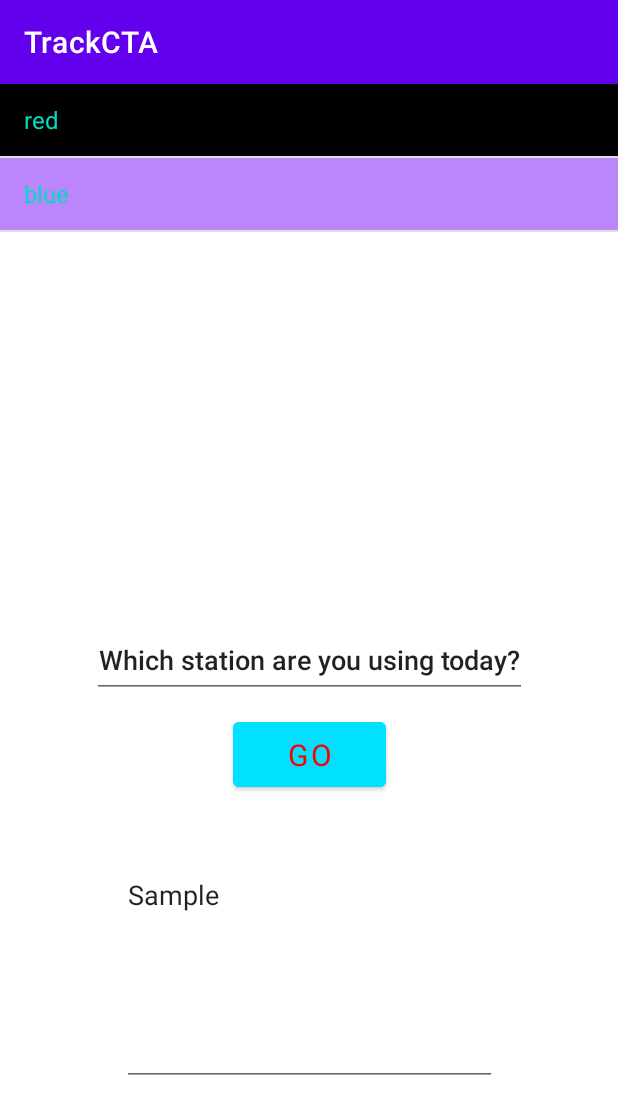
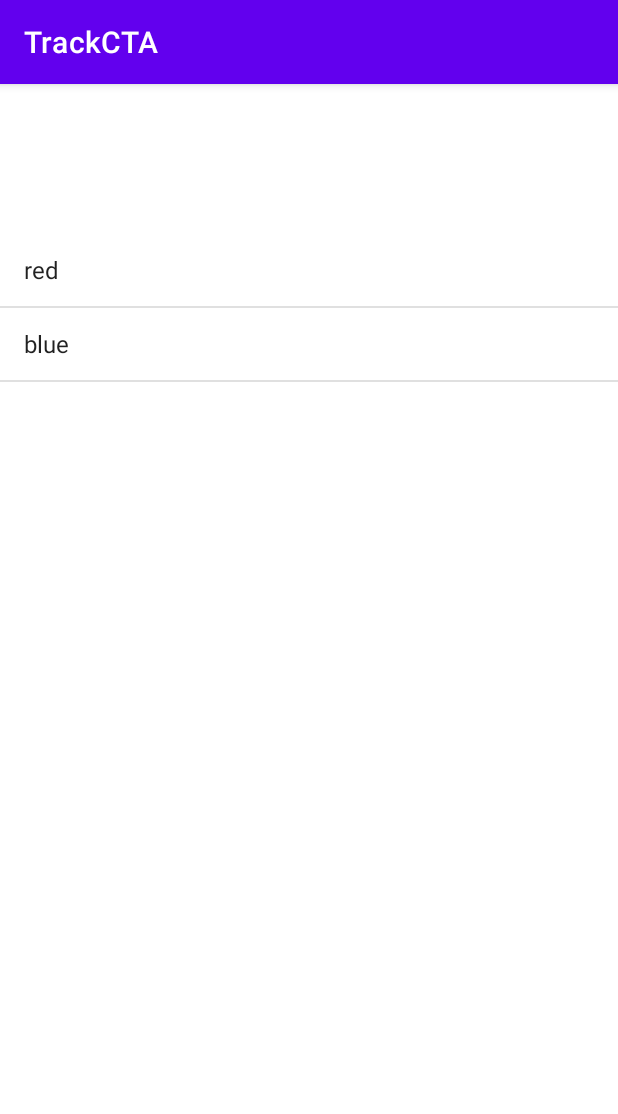
Before and after one commit to Shogun486/Trax_Chicago, an Android app: the screen it shows after launch (MainActivity), on a phone screen of 412 x 824 dp. Shown: the top 1114 px of the screen. Run offline under Robolectric (Android 15) with nearby library versions, the phone set to English and light mode, and no system bars; our stand-ins replace Volley; network calls fail.

Commit message:
populates ListView with all train stops

```diff
--- a/TrackCTA/app/src/main/java/com/example/trackcta/LocationsAPI.java
+++ b/TrackCTA/app/src/main/java/com/example/trackcta/LocationsAPI.java
@@ -50,7 +50,5 @@ public class LocationsAPI
             }
         };
         queue.add(new JsonObjectRequest(Request.Method.GET, URL, null, listener, error));
-
-
     }
 }
--- a/TrackCTA/app/src/main/java/com/example/trackcta/MainActivity.java
+++ b/TrackCTA/app/src/main/java/com/example/trackcta/MainActivity.java
@@ -1,27 +1,26 @@
 package com.example.trackcta;
 
+import androidx.appcompat.app.AppCompatActivity;
 import android.os.Bundle;
 import android.util.Log;
-import android.view.Menu;
-import android.view.MenuItem;
 import android.view.View;
-import android.view.ViewGroup;
+import android.widget.AdapterView;
 import android.widget.ArrayAdapter;
-import android.widget.Button;
-import android.widget.EditText;
+import java.util.ArrayList;
+import java.util.Arrays;
 import android.widget.ListView;
-import android.widget.TextView;
 
-import androidx.appcompat.app.AppCompatActivity;
-import androidx.appcompat.widget.SearchView;
 
 public class MainActivity extends AppCompatActivity
 {
-    private EditText userStation, output;
-    private Button stationChoiceBtn;
-    private ListView listView;
-    private String [] stops = {"red", "blue"}; // testing sample data
-    private ArrayAdapter<String> arrayAdapter;
+
+    private static ListView listView;
+    private static ArrayList<String> stops = new ArrayList<>();
+
+    private static ArrayAdapter <String> adapter;
+
+
+
 
     @Override
     protected void onCreate(Bundle savedInstanceState)
@@ -29,65 +28,42 @@ public class MainActivity extends AppCompatActivity
         super.onCreate(savedInstanceState);
         setContentView(R.layout.activity_main);
 
-        // testing output based on user input
-        userStation = findViewById(R.id.stationChoice);
-        userStation.setOnClickListener((view) -> { userStation.setText(""); });
-        output = findViewById(R.id.output);
-        stationChoiceBtn = findViewById(R.id.stationChoiceBtn);
-        stationChoiceBtn.setOnClickListener((view) ->
+
+        listView = findViewById(R.id.listView);
+        stops.add("red");
+        stops.add("blue");
+
+        adapter = new ArrayAdapter<String>(this, android.R.layout.simple_list_item_1, stops);
+        listView.setAdapter(adapter);
+        listView.setOnItemClickListener(new AdapterView.OnItemClickListener()
         {
-            String s = userStation.getText().toString();
-            output.setText(s);
+            @Override
+            public void onItemClick(AdapterView<?> parent, View view, int position, long id)
+            {
+                Log.d("Clicked", String.valueOf(position));
+            }
         });
 
-        // testing user selection from menu
-        listView = findViewById(R.id.listview);
-        arrayAdapter = new ArrayAdapter<String>(this, android.R.layout.simple_list_item_1, stops)
-        {
-            @Override
-            public View getView(int position, View convertView, ViewGroup parent)
-            {
-                TextView textView = (TextView) super.getView(position, convertView, parent);
-                if(textView.getText().toString().equals("red"))
-                {
-                    textView.setBackgroundColor(getResources().getColor(R.color.black));
-                }
-                else
-                {
-                    textView.setBackgroundColor(getResources().getColor(R.color.purple_200));
-                }
-                textView.setTextColor(getResources().getColor(R.color.teal_200));
-                return textView;
-            }
-        };
-        listView.setAdapter(arrayAdapter);
-
-        StopsAPI.call(this);
-        LocationsAPI.call(this);
+        StopsAPI sapi = new StopsAPI();
+        sapi.call(this);
+        //LocationsAPI.call(this);
     }
 
-    @Override
-    public boolean onCreateOptionsMenu(Menu menu)
+
+    public static void updateStops(String [] arr)
     {
-        getMenuInflater().inflate(R.menu.menu, menu);
-        MenuItem menuItem = menu.findItem(R.id.action_search);
-        SearchView searchView = (SearchView) menuItem.getActionView();
-        searchView.setQueryHint("Search stations");
-        searchView.setOnQueryTextListener(new SearchView.OnQueryTextListener()
+        Log.d("cloned", Arrays.toString(arr));
+        StringBuilder sb = new StringBuilder("");
+
+        for(String s: arr)
         {
-            @Override
-            public boolean onQueryTextSubmit(String query)
-            {
-                return false;
-            }
+            sb.append(s);
+            sb.append("\n");
+        }
 
-            @Override
-            public boolean onQueryTextChange(String newText)
-            {
-                arrayAdapter.getFilter().filter(newText);
-                return false;
-            }
-        });
-        return super.onCreateOptionsMenu(menu);
+        for(String s: arr)
+            adapter.add(s);
+        listView.deferNotifyDataSetChanged();
+
     }
 }
--- a/TrackCTA/app/src/main/java/com/example/trackcta/StopsAPI.java
+++ b/TrackCTA/app/src/main/java/com/example/trackcta/StopsAPI.java
@@ -13,15 +13,16 @@ import org.json.JSONObject;
 
 public class StopsAPI
 {
-    private static final String STOPS_URL = "https://data.cityofchicago.org/resource/8pix-ypme.json";
-    private static RequestQueue queue;
-    private static MainActivity mainActivity;
-    private static String [] stops;
+    private final String STOPS_URL = "https://data.cityofchicago.org/resource/8pix-ypme.json";
+    private RequestQueue queue;
+    private MainActivity mainActivity;
+    private String [] stops;
 
-    public static void call(MainActivity mainActivity)
+
+    public void call(MainActivity mainActivity)
     {
-        StopsAPI.mainActivity = mainActivity;
-        queue = Volley.newRequestQueue(StopsAPI.mainActivity);
+        this.mainActivity = mainActivity;
+        queue = Volley.newRequestQueue(this.mainActivity);
 
         Response.Listener <JSONArray> listener = new Response.Listener<JSONArray>()
         {
@@ -38,10 +39,11 @@ public class StopsAPI
                         JSONObject info = arr.getJSONObject(i);
                         String stop_name = info.getString("stop_name");
                         Log.d("stop_name", stop_name);
-
                         stops[i] = stop_name;
                     }
-                    Log.d("Length", String.valueOf(stops.length));
+                    Log.d("LENGTH", String.valueOf(stops.length));
+                    MainActivity.updateStops(stops);
+
 
                 } catch (JSONException e)
                 {
@@ -54,12 +56,9 @@ public class StopsAPI
             @Override
             public void onErrorResponse(VolleyError error)
             {
-                Log.d("an error occurred", error.toString());
+                Log.d("ERROR:", error.toString());
             }
         };
         queue.add(new JsonArrayRequest(Request.Method.GET, STOPS_URL, null, listener, error));
     }
-
-    public static String [] getStops() { return stops; }
-
 }
--- a/TrackCTA/app/src/main/res/layout/activity_main.xml
+++ b/TrackCTA/app/src/main/res/layout/activity_main.xml
@@ -6,52 +6,14 @@
     android:layout_height="match_parent">
 
     <ListView
+        android:id="@+id/listView"
         android:layout_width="match_parent"
         android:layout_height="match_parent"
-        android:id="@+id/listview"/>
-
-    <EditText
-        android:id="@+id/stationChoice"
-        android:layout_width="290dp"
-        android:layout_height="50dp"
-        android:ems="10"
-        android:fontFamily="sans-serif-medium"
-        android:inputType="text"
-        android:text="Which station are you using today?"
-        android:textAlignment="center"
+        android:layout_marginTop="100dp"
         app:layout_constraintBottom_toBottomOf="parent"
         app:layout_constraintEnd_toEndOf="parent"
         app:layout_constraintStart_toStartOf="parent"
         app:layout_constraintTop_toTopOf="parent" />
 
-    <Button
-        android:id="@+id/stationChoiceBtn"
-        android:layout_width="102dp"
-        android:layout_height="55dp"
-        android:layout_marginTop="10dp"
-        android:backgroundTint="#00E1FF"
-        android:fontFamily="sans-serif"
-        android:text="Go"
-        android:textColor="#FA0000"
-        android:textColorLink="#9D4242"
-        android:textSize="20sp"
-        app:layout_constraintEnd_toEndOf="@+id/stationChoice"
-        app:layout_constraintStart_toStartOf="@+id/stationChoice"
-        app:layout_constraintTop_toBottomOf="@+id/stationChoice"
-        app:rippleColor="#00E1FF" />
-
-    <EditText
-        android:id="@+id/output"
-        android:layout_width="250dp"
-        android:layout_height="150dp"
-        android:layout_marginBottom="100dp"
-        android:ems="10"
-        android:gravity="start|top"
-        android:inputType="textMultiLine"
-        android:text="Sample"
-        app:layout_constraintBottom_toBottomOf="parent"
-        app:layout_constraintEnd_toEndOf="parent"
-        app:layout_constraintStart_toStartOf="parent" />
-
 
 </androidx.constraintlayout.widget.ConstraintLayout>
```
